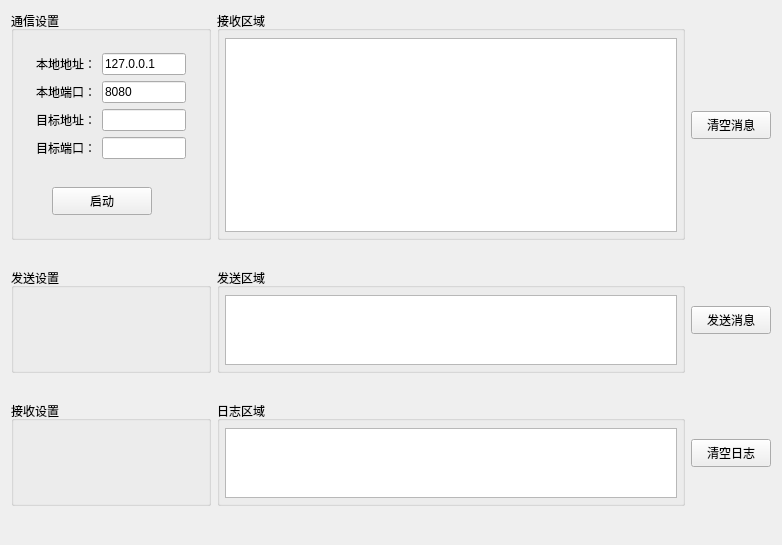
The window that QZmqServer/LeonWgt.ui (xmlhh/QZMQ) describes before a commit, drawn with Qt 5.
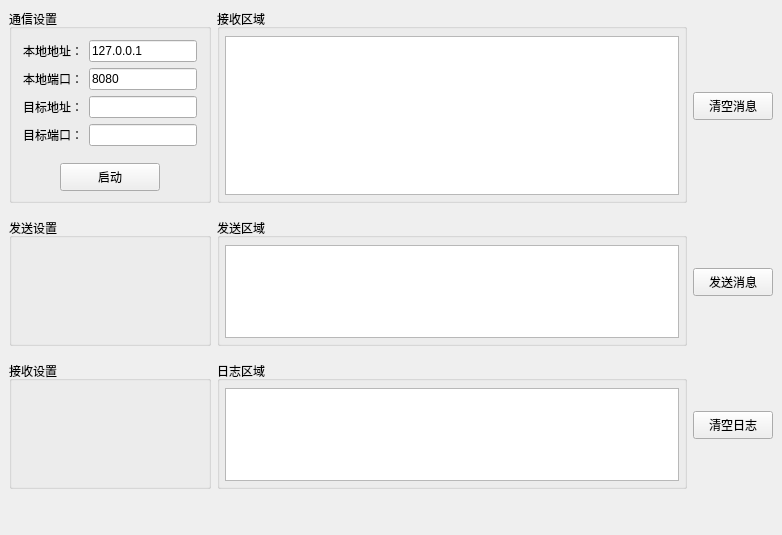
The same window after the commit.

Patch:
```diff
--- a/QZmqServer/LeonWgt.ui
+++ b/QZmqServer/LeonWgt.ui
@@ -14,27 +14,54 @@
    <string>LeonWgt</string>
   </property>
   <layout class="QVBoxLayout" name="verticalLayout_2">
+   <property name="spacing">
+    <number>15</number>
+   </property>
    <property name="leftMargin">
-    <number>0</number>
+    <number>9</number>
    </property>
    <property name="topMargin">
-    <number>0</number>
+    <number>9</number>
    </property>
    <property name="rightMargin">
-    <number>0</number>
+    <number>9</number>
    </property>
    <property name="bottomMargin">
-    <number>0</number>
+    <number>9</number>
    </property>
    <item>
     <widget class="QWidget" name="widget_3" native="true">
      <layout class="QHBoxLayout" name="horizontalLayout_4" stretch="3,7,0">
+      <property name="leftMargin">
+       <number>0</number>
+      </property>
+      <property name="topMargin">
+       <number>0</number>
+      </property>
+      <property name="rightMargin">
+       <number>0</number>
+      </property>
+      <property name="bottomMargin">
+       <number>0</number>
+      </property>
       <item>
        <widget class="QGroupBox" name="groupBox">
         <property name="title">
          <string>通信设置</string>
         </property>
         <layout class="QVBoxLayout" name="verticalLayout_3">
+         <property name="leftMargin">
+          <number>0</number>
+         </property>
+         <property name="topMargin">
+          <number>0</number>
+         </property>
+         <property name="rightMargin">
+          <number>0</number>
+         </property>
+         <property name="bottomMargin">
+          <number>9</number>
+         </property>
          <item>
           <widget class="QWidget" name="widget" native="true">
            <layout class="QGridLayout" name="gridLayout">
@@ -92,6 +119,18 @@
          <item>
           <widget class="QWidget" name="widget_2" native="true">
            <layout class="QHBoxLayout" name="horizontalLayout_5">
+            <property name="leftMargin">
+             <number>0</number>
+            </property>
+            <property name="topMargin">
+             <number>0</number>
+            </property>
+            <property name="rightMargin">
+             <number>0</number>
+            </property>
+            <property name="bottomMargin">
+             <number>0</number>
+            </property>
             <item>
              <spacer name="horizontalSpacer">
               <property name="orientation">
@@ -99,14 +138,14 @@
               </property>
               <property name="sizeHint" stdset="0">
                <size>
-                <width>22</width>
+                <width>40</width>
                 <height>20</height>
                </size>
               </property>
              </spacer>
             </item>
             <item>
-             <widget class="QPushButton" name="pushButton">
+             <widget class="QPushButton" name="m_pStartBtn">
               <property name="sizePolicy">
                <sizepolicy hsizetype="Fixed" vsizetype="Fixed">
                 <horstretch>0</horstretch>
@@ -192,6 +231,18 @@
    <item>
     <widget class="QWidget" name="m_pSendMsgWgt" native="true">
      <layout class="QHBoxLayout" name="horizontalLayout" stretch="3,7,0">
+      <property name="leftMargin">
+       <number>0</number>
+      </property>
+      <property name="topMargin">
+       <number>0</number>
+      </property>
+      <property name="rightMargin">
+       <number>0</number>
+      </property>
+      <property name="bottomMargin">
+       <number>0</number>
+      </property>
       <item>
        <widget class="QGroupBox" name="groupBox_6">
         <property name="title">
@@ -248,6 +299,18 @@
    <item>
     <widget class="QWidget" name="m_pLogMsgWgt" native="true">
      <layout class="QHBoxLayout" name="horizontalLayout_3" stretch="3,7,0">
+      <property name="leftMargin">
+       <number>0</number>
+      </property>
+      <property name="topMargin">
+       <number>0</number>
+      </property>
+      <property name="rightMargin">
+       <number>0</number>
+      </property>
+      <property name="bottomMargin">
+       <number>0</number>
+      </property>
       <item>
        <widget class="QGroupBox" name="groupBox_5">
         <property name="title">
@@ -278,9 +341,6 @@
           <widget class="QTextEdit" name="textEdit_3"/>
          </item>
         </layout>
-        <zorder>m_pSendMsgWgt</zorder>
-        <zorder>m_pSendMsgWgt</zorder>
-        <zorder>textEdit_3</zorder>
        </widget>
       </item>
       <item>
```
